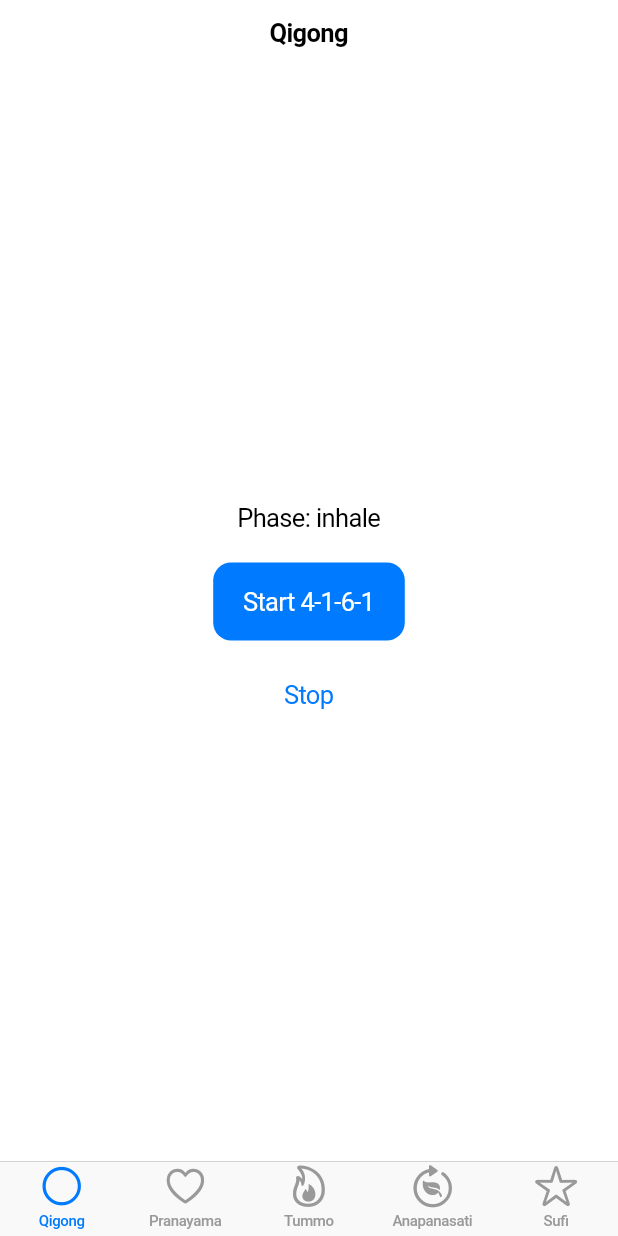
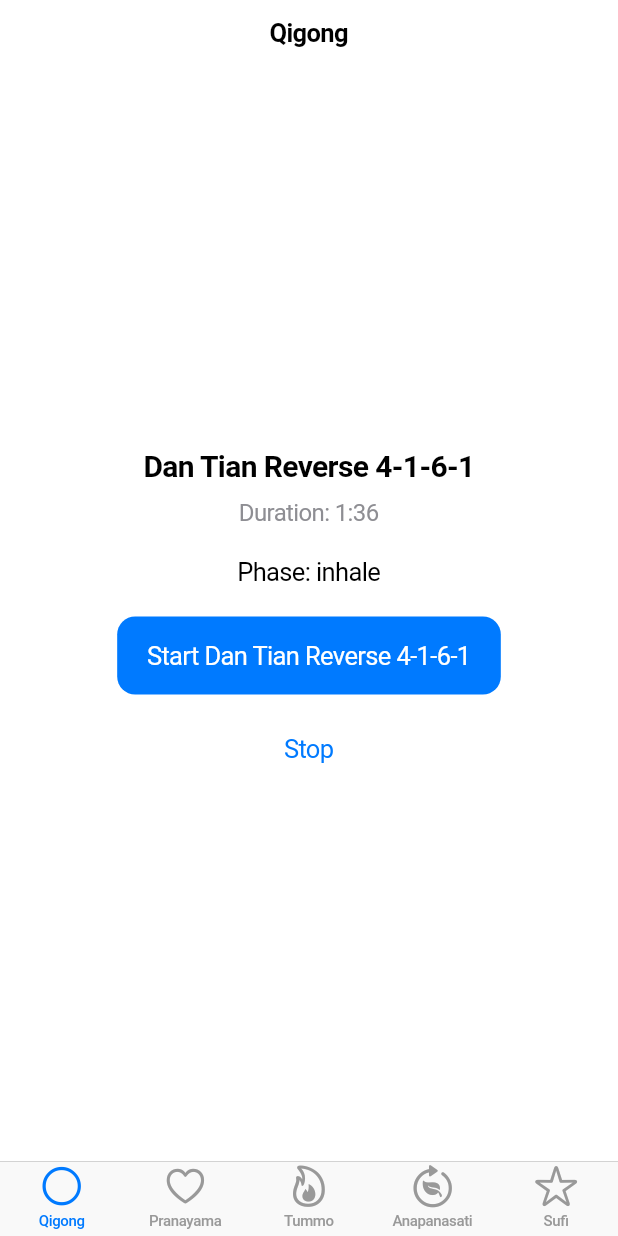
Before and after one commit to Guidolololo/breath5-starter, a Flutter app: the screen it shows after launch, on a phone screen of 412 x 824 dp. Run offline on Flutter 3.47's test engine with Material 3 defaults, Android fonts, the phone set to English and light mode, and no system bars; our stand-ins replace audioplayers, rxdart; missing offline and left inert: flutter_vibrate.

Commit message:
Day 5 – Qigong preset w/ animated sphere & ambience

```diff
--- a/breath5_starter/lib/sections/qigong/breath_timer.dart
+++ b/breath5_starter/lib/sections/qigong/breath_timer.dart
@@ -11,7 +11,7 @@ class BreathStep {
   final String? audioCue; // Optional audio file path
   final bool hapticFeedback; // Whether to trigger haptic feedback
 
-  BreathStep(
+  const BreathStep(
     this.phase,
     this.ms, {
     this.audioCue,
--- /dev/null
+++ b/breath5_starter/lib/sections/qigong/breathing_pattern.dart
@@ -0,0 +1,171 @@
+import 'dart:convert';
+import 'breath_timer.dart';
+
+/// Represents a complete breathing pattern configuration
+class BreathingPattern {
+  final String name;
+  final List<BreathStep> steps;
+  final int cycles;
+  final String? ambience;
+
+  const BreathingPattern({
+    required this.name,
+    required this.steps,
+    required this.cycles,
+    this.ambience,
+  });
+
+  /// Create a breathing pattern from JSON
+  factory BreathingPattern.fromJson(String json) {
+    final Map<String, dynamic> data = jsonDecode(json);
+
+    final List<BreathStep> steps = (data['steps'] as List).map((step) {
+      return BreathStep(
+        _parsePhase(step['phase']),
+        step['ms'],
+        audioCue: _getAudioCueForPhase(_parsePhase(step['phase'])),
+        hapticFeedback: step['phase'] != 'rest', // No haptic for rest
+      );
+    }).toList();
+
+    return BreathingPattern(
+      name: data['name'],
+      steps: steps,
+      cycles: data['cycles'],
+      ambience: data['ambience'],
+    );
+  }
+
+  /// Convert to JSON
+  Map<String, dynamic> toJson() {
+    return {
+      'name': name,
+      'steps': steps.map((step) => {
+        'phase': step.phase.name,
+        'ms': step.ms,
+      }).toList(),
+      'cycles': cycles,
+      'ambience': ambience,
+    };
+  }
+
+  /// Create a BreathTimer from this pattern
+  BreathTimer createTimer({
+    void Function(Phase, int)? onTick,
+    void Function()? onCycleEnd,
+    void Function()? onComplete,
+    BreathTimerConfig? config,
+  }) {
+    return BreathTimer(
+      pattern: steps,
+      cycles: cycles,
+      onTick: onTick,
+      onCycleEnd: onCycleEnd,
+      onComplete: onComplete,
+      config: config ?? BreathTimerConfig.full().copyWith(
+        ambientAudio: ambience,
+      ),
+    );
+  }
+
+  /// Parse phase string to Phase enum
+  static Phase _parsePhase(String phase) {
+    switch (phase.toLowerCase()) {
+      case 'inhale':
+        return Phase.inhale;
+      case 'hold':
+        return Phase.hold;
+      case 'exhale':
+        return Phase.exhale;
+      case 'rest':
+        return Phase.rest;
+      default:
+        throw ArgumentError('Unknown phase: $phase');
+    }
+  }
+
+  /// Get appropriate audio cue for each phase
+  static String? _getAudioCueForPhase(Phase phase) {
+    switch (phase) {
+      case Phase.inhale:
+        return 'audio/inhale.mp3';
+      case Phase.hold:
+        return 'audio/hold.mp3';
+      case Phase.exhale:
+        return 'audio/exhale.mp3';
+      case Phase.rest:
+        return 'audio/rest.mp3';
+    }
+  }
+
+  /// Get total duration of one cycle in milliseconds
+  int get cycleDurationMs {
+    return steps.fold(0, (total, step) => total + step.ms);
+  }
+
+  /// Get total duration of all cycles in milliseconds
+  int get totalDurationMs {
+    return cycleDurationMs * cycles;
+  }
+
+  /// Get formatted duration string
+  String get formattedDuration {
+    final totalSeconds = totalDurationMs ~/ 1000;
+    final minutes = totalSeconds ~/ 60;
+    final seconds = totalSeconds % 60;
+    return '${minutes}:${seconds.toString().padLeft(2, '0')}';
+  }
+}
+
+/// Predefined breathing patterns
+class BreathingPatterns {
+  static const danTianReverse = BreathingPattern(
+    name: 'Dan Tian Reverse 4-1-6-1',
+    steps: [
+      BreathStep(Phase.inhale, 4000, audioCue: 'audio/inhale.mp3', hapticFeedback: true),
+      BreathStep(Phase.hold, 1000, audioCue: 'audio/hold.mp3', hapticFeedback: true),
+      BreathStep(Phase.exhale, 6000, audioCue: 'audio/exhale.mp3', hapticFeedback: true),
+      BreathStep(Phase.rest, 1000, audioCue: 'audio/rest.mp3', hapticFeedback: false),
+    ],
+    cycles: 8,
+    ambience: 'bamboo_wind.mp3',
+  );
+
+  static const boxBreathing = BreathingPattern(
+    name: 'Box Breathing 4-4-4-4',
+    steps: [
+      BreathStep(Phase.inhale, 4000, audioCue: 'audio/inhale.mp3', hapticFeedback: true),
+      BreathStep(Phase.hold, 4000, audioCue: 'audio/hold.mp3', hapticFeedback: true),
+      BreathStep(Phase.exhale, 4000, audioCue: 'audio/exhale.mp3', hapticFeedback: true),
+      BreathStep(Phase.rest, 4000, audioCue: 'audio/rest.mp3', hapticFeedback: false),
+    ],
+    cycles: 5,
+    ambience: 'bamboo_wind.mp3',
+  );
+
+  static const wimHof = BreathingPattern(
+    name: 'Wim Hof Method',
+    steps: [
+      BreathStep(Phase.inhale, 2000, audioCue: 'audio/inhale.mp3', hapticFeedback: true),
+      BreathStep(Phase.exhale, 2000, audioCue: 'audio/exhale.mp3', hapticFeedback: true),
+    ],
+    cycles: 30,
+    ambience: 'bamboo_wind.mp3',
+  );
+
+  /// Get all available patterns
+  static List<BreathingPattern> get all => [
+    danTianReverse,
+    boxBreathing,
+    wimHof,
+  ];
+
+  /// Find pattern by name
+  static BreathingPattern? findByName(String name) {
+    try {
+      return all.firstWhere((pattern) => pattern.name == name);
+    } catch (e) {
+      return null;
+    }
+  }
+}
--- a/breath5_starter/lib/sections/qigong/qigong_screen.dart
+++ b/breath5_starter/lib/sections/qigong/qigong_screen.dart
@@ -1,6 +1,7 @@
 import 'dart:async';
 import 'package:flutter/cupertino.dart';
 import 'breath_timer.dart';
+import 'breathing_pattern.dart';
 
 class QigongScreen extends StatefulWidget {
   const QigongScreen({super.key});
@@ -13,55 +14,23 @@ class _QigongScreenState extends State<QigongScreen> {
   late BreathTimer _timer;
   Phase _phase = Phase.inhale;
   late final StreamSubscription<Phase> _phaseSub;
+  late final BreathingPattern _pattern;
 
   @override
   void initState() {
     super.initState();
 
-    // Modern approach using BreathTimerConfig
-    _timer = BreathTimer(
-      pattern: [
-        BreathStep(
-          Phase.inhale,
-          4000,
-          audioCue: 'audio/inhale.mp3',
-          hapticFeedback: true,
-        ),
-        BreathStep(
-          Phase.hold,
-          1000,
-          audioCue: 'audio/hold.mp3',
-          hapticFeedback: true,
-        ),
-        BreathStep(
-          Phase.exhale,
-          6000,
-          audioCue: 'audio/exhale.mp3',
-          hapticFeedback: true,
-        ),
-        BreathStep(
-          Phase.rest,
-          1000,
-          audioCue: 'audio/rest.mp3',
-          hapticFeedback: false, // No haptic for rest phase
-        ),
-      ],
-      cycles: 8,
+    // Use the Dan Tian Reverse pattern
+    _pattern = BreathingPatterns.danTianReverse;
+
+    // Create timer from pattern
+    _timer = _pattern.createTimer(
       onComplete: () => setState(() => _phase = Phase.rest),
       config: const BreathTimerConfig.full().copyWith(
         hapticWarningMs: 500, // Haptic warning 500ms before phase ends
         tickWarningMs: 200,   // Tick warning 200ms before phase ends
       ),
     );
-
-    // Alternative legacy approach (not recommended):
-    // _timer = BreathTimer.legacy(
-    //   pattern: [...],
-    //   cycles: 8,
-    //   onComplete: () => setState(() => _phase = Phase.rest),
-    //   enableHaptics: true,
-    //   enableTicks: true,
-    // );
 
     _phaseSub = _timer.phaseStream.listen((p) {
       setState(() => _phase = p);
@@ -93,13 +62,30 @@ class _QigongScreenState extends State<QigongScreen> {
           mainAxisAlignment: MainAxisAlignment.center,
           children: [
             Text(
+              _pattern.name,
+              style: CupertinoTheme.of(context).textTheme.textStyle.copyWith(
+                fontSize: 20,
+                fontWeight: FontWeight.bold,
+              ),
+              textAlign: TextAlign.center,
+            ),
+            const SizedBox(height: 10),
+            Text(
+              'Duration: ${_pattern.formattedDuration}',
+              style: CupertinoTheme.of(context).textTheme.textStyle.copyWith(
+                fontSize: 16,
+                color: CupertinoColors.systemGrey,
+              ),
+            ),
+            const SizedBox(height: 20),
+            Text(
               'Phase: ${_phase.name}',
               style: CupertinoTheme.of(context).textTheme.textStyle,
             ),
             const SizedBox(height: 20),
             CupertinoButton.filled(
               onPressed: _startBreathing,
-              child: const Text('Start 4-1-6-1'),
+              child: Text('Start ${_pattern.name}'),
             ),
             const SizedBox(height: 10),
             CupertinoButton(
--- a/breath5_starter/pubspec.yaml
+++ b/breath5_starter/pubspec.yaml
@@ -37,6 +37,7 @@ dependencies:
   rxdart: ^0.28.0
   audioplayers: ^6.5.0
   flutter_vibrate: ^1.3.0
+  simple_animations: ^5.2.0
 
 dev_dependencies:
   flutter_test:
```
Also changed, not shown: breath5_starter/assets/patterns/dan_tian_reverse.json (added, +11 -0 lines), breath5_starter/pubspec.lock, 2 other files.
